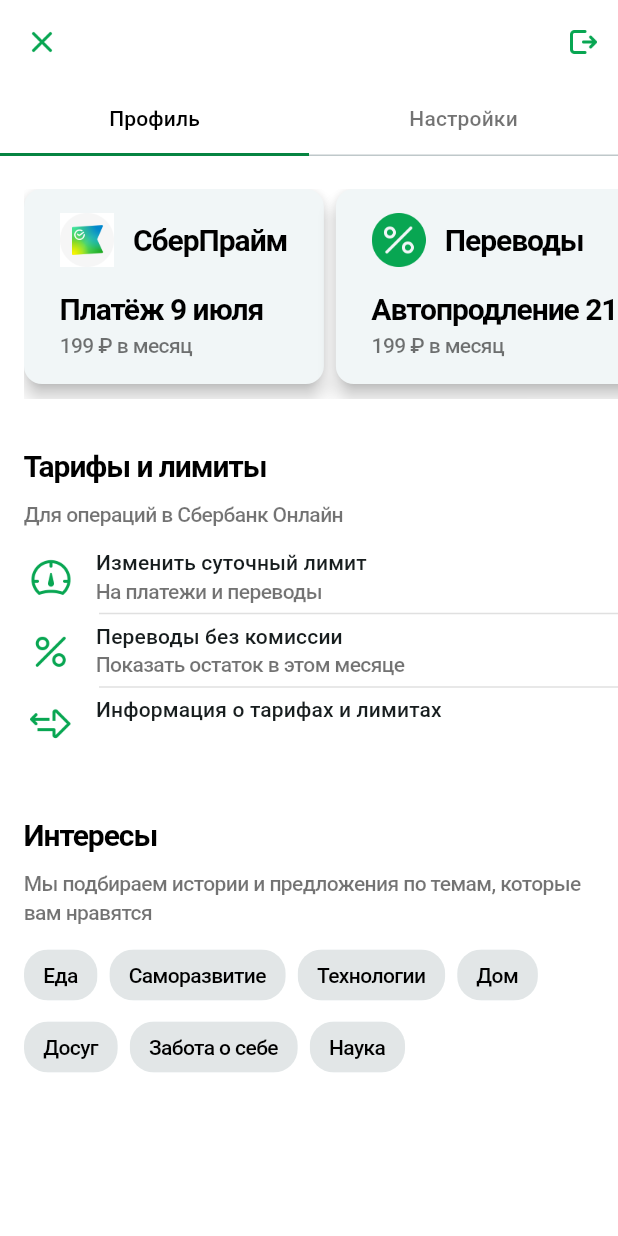
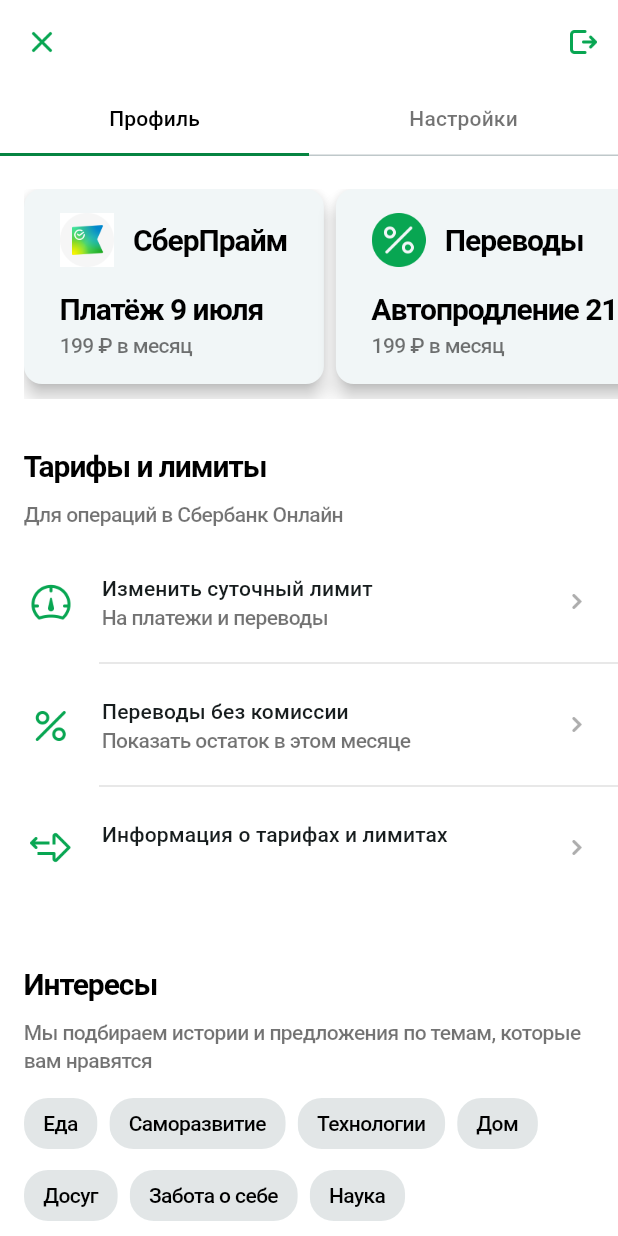
Before and after one commit to juliazubova/effective_sber, a Flutter app: the screen it shows after launch, scrolled down 280 dp, on a phone screen of 412 x 824 dp. Run offline on Flutter 3.47's test engine with Material 3 defaults, Android fonts, the phone set to English and light mode, and no system bars; Roboto replaces fonts that are missing (SF Pro Text, SF_Pro_Text).

Commit message:
fix tariff card

```diff
--- a/lib/widgets/tariff_card.dart
+++ b/lib/widgets/tariff_card.dart
@@ -7,39 +7,15 @@
 
   @override
   Widget build(BuildContext context) {
-    return Padding(
-      padding: const EdgeInsets.only(right: 16),
-      child: Column(
-        children: [
-          Row(
-            children: [
-              Image.asset(
-                tariff.icon,
-                width: 36,
-                height: 36,
-              ),
-              const SizedBox(width: 12),
-              Expanded(child:
-                Column(
-                  crossAxisAlignment: CrossAxisAlignment.start,
-                  children: [
-                    Text(tariff.name,
-                          overflow: TextOverflow.ellipsis,
-                          style: Theme.of(context).textTheme.titleSmall
-                      ),
-                      Text(
-                          tariff.description,
-                          overflow: TextOverflow.ellipsis,
-                          style: Theme.of(context).textTheme.bodySmall
-                      )
-                  ],
-                )
-              ),
-              const Padding(padding: EdgeInsets.only(left: 16)),
-            ],
-          )
-        ]
-      )
+    return ListTile(
+      onTap: (){},
+      contentPadding: const EdgeInsets.only(right: 16),
+      leading: Image.asset(tariff.icon, width: 36, height: 36),
+      title: tariff.name.isNotEmpty ? Text(tariff.name) : null,
+      titleTextStyle: Theme.of(context).textTheme.titleSmall,
+      subtitle: Text(tariff.description),
+      subtitleTextStyle: Theme.of(context).textTheme.bodySmall,
+      trailing: Image.asset("assets/disclosure.png", width: 24, height: 24),
     );
   }
 }
```
Also changed, not shown: lib/widgets/tariffs.dart (+8 -0 lines), assets/disclosure.png (added).
